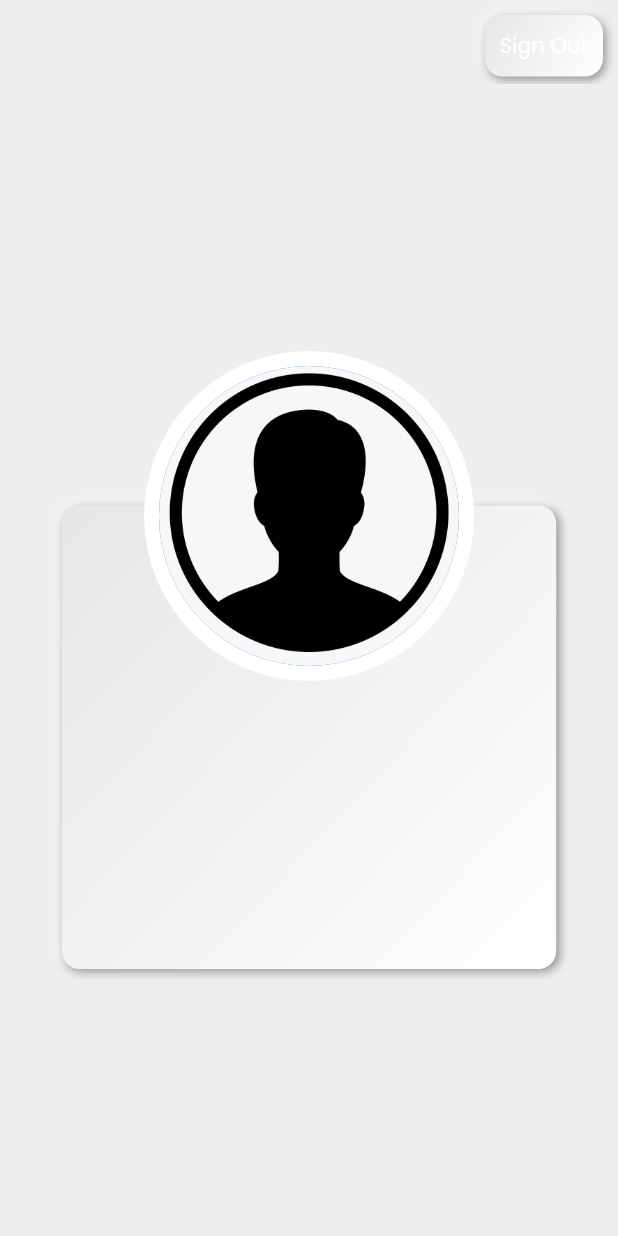
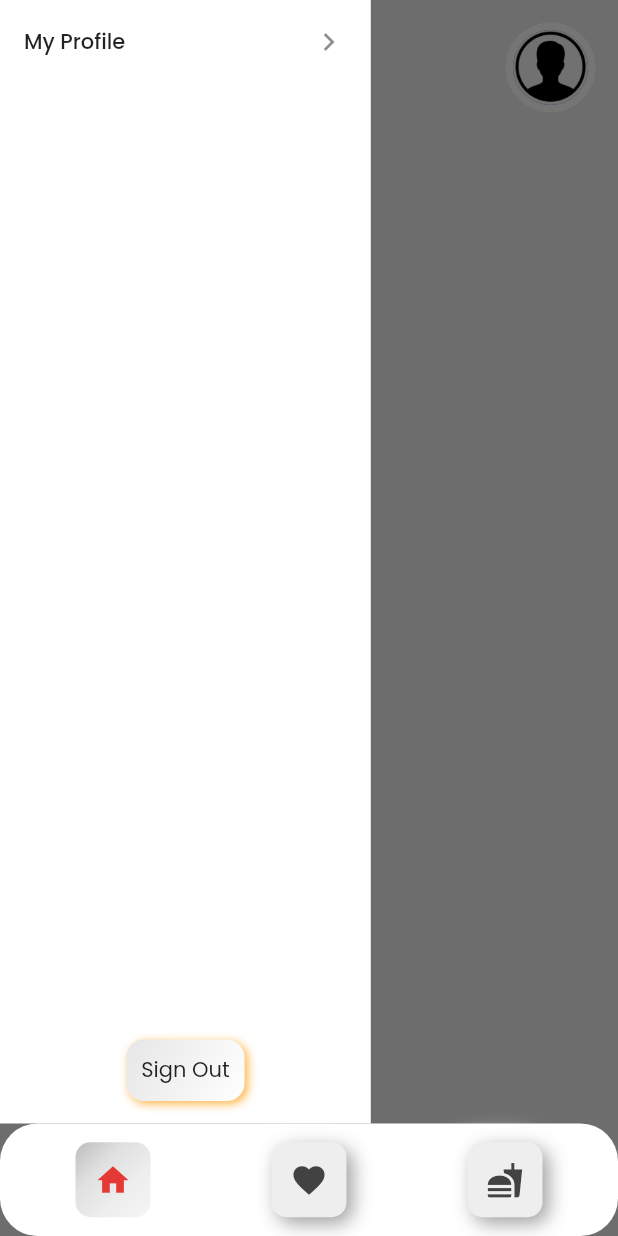
Before and after one commit to VatsalShah03/Unicode_Recipe_App, a Flutter app: the screen it shows once a user with an empty profile is signed in, with the side drawer open (before the commit the screen has no drawer), on a phone screen of 412 x 824 dp. Run offline on Flutter 3.47's test engine with Material 2 defaults, Android fonts, the phone set to English and light mode, and no system bars; drawn by our look-alikes of flutter_neumorphic; our stand-ins replace cloud_firestore, firebase_auth, firebase_core, google_fonts, google_sign_in; accounts and stored records are empty.

Commit message:
Added Navigation

```diff
--- /dev/null
+++ b/lib/Screens/cuisines_page.dart
@@ -0,0 +1,24 @@
+import 'package:flutter/material.dart';
+class CuisinesPage extends StatefulWidget {
+  const CuisinesPage({Key? key}) : super(key: key);
+
+  @override
+  State<CuisinesPage> createState() => _CuisinesPageState();
+}
+
+class _CuisinesPageState extends State<CuisinesPage> {
+  @override
+  Widget build(BuildContext context) {
+    return Scaffold(
+      backgroundColor: Colors.grey[200],
+      body:SafeArea(child: Column(
+        children: [
+          Padding(
+            padding: const EdgeInsets.all(15.0),
+            child: Text("Cuisines", style: TextStyle(fontSize: 35, fontWeight: FontWeight.w700),),
+          ),
+        ],
+      )),
+    );
+  }
+}
--- /dev/null
+++ b/lib/Screens/example.dart
@@ -0,0 +1,113 @@
+import 'package:flutter/material.dart';
+import 'package:unicode_lp/Screens/cuisines_page.dart';
+import 'package:unicode_lp/Screens/fav_page.dart';
+import 'package:unicode_lp/Screens/home_page.dart';
+
+class NeumorphicBottomNavigation extends StatefulWidget {
+  @override
+  _NeumorphicBottomNavigationState createState() =>
+      _NeumorphicBottomNavigationState();
+}
+
+class _NeumorphicBottomNavigationState
+    extends State<NeumorphicBottomNavigation> {
+  int selectedIndex = 0;
+
+  List<Widget> _navigationScreens = [
+    HomePage(),
+    FavPage(),
+    CuisinesPage(),
+  ];
+
+  List<NavigationItem> items = [
+    NavigationItem(
+      icon: Icon(Icons.home),
+    ),
+    NavigationItem(
+      icon: Icon(Icons.favorite),
+    ),
+    NavigationItem(
+      icon: Icon(Icons.fastfood),
+    ),
+  ];
+
+  Widget _buildItem(NavigationItem item, bool isSelected) {
+    return Container(
+      height: 50.0,
+      width: 50.0,
+      decoration: BoxDecoration(
+        color: Colors.grey[200],
+        borderRadius: BorderRadius.circular(10.0),
+        boxShadow: isSelected
+            ? []
+            : [
+                BoxShadow(
+                  color: Colors.white,
+                  offset: Offset(-5.0, -5.0),
+                  blurRadius: 10.0,
+                  spreadRadius: 0.0,
+                ),
+                BoxShadow(
+                  color: Colors.grey,
+                  offset: Offset(4.0, 4.0),
+                  blurRadius: 10.0,
+                  spreadRadius: 0.0,
+                ),
+              ],
+        gradient: isSelected
+            ? LinearGradient(colors: [
+                // Color(0xFF9E9E9E),
+                Color(0xFFBDBDBD),
+                Color(0xFFE0E0E0),
+                Color(0xFFEEEEEE),
+                Color(0xFFF5F5F5),
+              ], begin: Alignment.topLeft, end: Alignment.bottomRight)
+            : null,
+      ),
+      child: IconTheme(
+        data: IconThemeData(
+          size: 25.0,
+          color: isSelected ? Colors.red[600] : Colors.grey[800],
+        ),
+        child: item.icon as Widget,
+      ),
+    );
+  }
+
+  @override
+  Widget build(BuildContext context) {
+    return Scaffold(
+
+      body: _navigationScreens.elementAt(selectedIndex),
+      extendBody: true,
+      bottomNavigationBar: Container(
+        width: MediaQuery.of(context).size.width,
+        height: 75.0,
+        //margin: EdgeInsets.all(15),
+        padding: EdgeInsets.symmetric(horizontal: 10.0),
+        decoration: BoxDecoration(
+            borderRadius: BorderRadius.circular(25), color: Colors.white),
+        child: Row(
+          mainAxisAlignment: MainAxisAlignment.spaceAround,
+          children: items.map((item) {
+            var itemIndex = items.indexOf(item);
+            return GestureDetector(
+              onTap: () {
+                setState(() {
+                  selectedIndex = itemIndex;
+                });
+              },
+              child: _buildItem(item, selectedIndex == itemIndex),
+            );
+          }).toList(),
+        ),
+      ),
+    );
+  }
+}
+
+class NavigationItem {
+  final Icon? icon;
+
+  NavigationItem({this.icon});
+}
--- /dev/null
+++ b/lib/Screens/fav_page.dart
@@ -0,0 +1,25 @@
+import 'package:flutter/material.dart';
+
+class FavPage extends StatefulWidget {
+  const FavPage({Key? key}) : super(key: key);
+
+  @override
+  State<FavPage> createState() => _FavPageState();
+}
+
+class _FavPageState extends State<FavPage> {
+  @override
+  Widget build(BuildContext context) {
+    return Scaffold(
+      backgroundColor: Colors.grey[200],
+      body: SafeArea(child: Column(
+        children: [
+          Padding(
+            padding: const EdgeInsets.all(15.0),
+            child: Text("Favourites", style: TextStyle(fontSize: 35, fontWeight: FontWeight.w700),),
+          ),
+        ],
+      )),
+    );
+  }
+}
--- a/lib/Screens/home_page.dart
+++ b/lib/Screens/home_page.dart
@@ -1,7 +1,10 @@
 import 'package:firebase_auth/firebase_auth.dart';
 import 'package:flutter/material.dart';
-import 'package:unicode_lp/Screens/login_page.dart';
+import 'package:provider/provider.dart';
 import 'package:unicode_lp/Screens/profile_page.dart';
+import 'package:unicode_lp/constants.dart';
+
+import '../State Mgmt/g_sign_in.dart';
 
 class HomePage extends StatefulWidget {
   const HomePage({Key? key}) : super(key: key);
@@ -11,26 +14,83 @@ class HomePage extends StatefulWidget {
 }
 
 class _HomePageState extends State<HomePage> {
+  User? user = FirebaseAuth.instance.currentUser;
   @override
   Widget build(BuildContext context) {
     return Scaffold(
-      body: StreamBuilder(
-          stream: FirebaseAuth.instance.authStateChanges(),
-          builder: (context, snapshot) {
-            if(snapshot.connectionState == ConnectionState.waiting){
-              return Center(child: CircularProgressIndicator(),);
-            }
-            else if(snapshot.hasData){
-              return ProfilePage(Name: "Name", email: "email");
-            }
-            else if(snapshot.hasError){
-              return Center(child: Text("An Error Ocurred! "),);
-            }
-            else{
-              return LoginPage();
-            }
-
-          }),
+      backgroundColor: Colors.grey[200],
+      drawer: MyDrawer(),
+      extendBody: true,
+      body: SafeArea(
+        child: Column(
+          mainAxisSize: MainAxisSize.max,
+          children: [
+            Row(
+              mainAxisAlignment: MainAxisAlignment.spaceBetween,
+              children: [
+                Builder(
+                  builder: (context) => GestureDetector(
+                    onTap: ()=> Scaffold.of(context).openDrawer(),
+                      child: NeuBox(
+                    child: Icon(Icons.menu),
+                    padding: EdgeInsets.all(15),
+                    margin: EdgeInsets.only(left: 15, top: 15),
+                  )),
+                ),
+                Padding(
+                  padding: const EdgeInsets.all(15.0),
+                  child: Stack(alignment: Alignment.center, children: [
+                    CircleAvatar(
+                      backgroundColor: Colors.white,
+                      radius: 30,
+                    ),
+                    CircleAvatar(
+                      backgroundImage: user?.photoURL == null
+                          ? AssetImage("Assets/person.png") as ImageProvider
+                          : NetworkImage(user!.photoURL!),
+                      radius: 25,
+                    )
+                  ]),
+                ),
+              ],
+            )
+          ],
+        ),
+      ),
     );
   }
 }
+
+class MyDrawer extends StatelessWidget {
+  const MyDrawer({Key? key}) : super(key: key);
+
+  @override
+
+
+  Widget build(BuildContext context) {
+    return SafeArea(
+      child: Container(
+        height: MediaQuery.of(context).size.height,
+        width: MediaQuery.of(context).size.width*0.6,
+        color: Colors.white,
+        child: Column(
+          mainAxisAlignment: MainAxisAlignment.spaceBetween,
+          children: [
+            ListTile(trailing: Icon(Icons.chevron_right),
+
+              onTap: (){
+              Navigator.push(context, MaterialPageRoute(builder: (context)=>ProfilePage()));
+            },title: Text("My Profile"),),
+            GestureDetector(
+                onTap: () {
+                  final provider =
+                  Provider.of<GoogleSignInProvider>(context, listen: false);
+                  provider.logout();
+                },
+                child: NeuBox(child: Text("Sign Out"), margin: EdgeInsets.only(bottom: 15),padding: EdgeInsets.all(10),))
+          ],
+        ),
+      ),
+    );
+  }
+}
--- /dev/null
+++ b/lib/Screens/main_page.dart
@@ -0,0 +1,38 @@
+import 'package:firebase_auth/firebase_auth.dart';
+import 'package:flutter/material.dart';
+import 'package:unicode_lp/Screens/login_page.dart';
+import 'package:unicode_lp/Screens/profile_page.dart';
+
+import 'example.dart';
+
+class HomePage extends StatefulWidget {
+  const HomePage({Key? key}) : super(key: key);
+
+  @override
+  State<HomePage> createState() => _HomePageState();
+}
+
+class _HomePageState extends State<HomePage> {
+  @override
+  Widget build(BuildContext context) {
+    return Scaffold(
+      body: StreamBuilder(
+          stream: FirebaseAuth.instance.authStateChanges(),
+          builder: (context, snapshot) {
+            if(snapshot.connectionState == ConnectionState.waiting){
+              return Center(child: CircularProgressIndicator(),);
+            }
+            else if(snapshot.hasData){
+              return NeumorphicBottomNavigation();
+            }
+            else if(snapshot.hasError){
+              return Center(child: Text("An Error Ocurred! "),);
+            }
+            else{
+              return LoginPage();
+            }
+
+          }),
+    );
+  }
+}
--- a/lib/Screens/profile_page.dart
+++ b/lib/Screens/profile_page.dart
@@ -2,15 +2,12 @@ import 'package:cloud_firestore/cloud_firestore.dart';
 import 'package:firebase_auth/firebase_auth.dart';
 import 'package:flutter/material.dart';
 import 'package:flutter_neumorphic/flutter_neumorphic.dart';
-import 'package:provider/provider.dart';
-import 'package:unicode_lp/Screens/login_page.dart';
-import 'package:unicode_lp/State%20Mgmt/g_sign_in.dart';
+
 import 'package:unicode_lp/constants.dart';
 
 class ProfilePage extends StatefulWidget {
-  final String Name;
-  final String email;
-  ProfilePage({Key? key, required this.Name, required this.email})
+
+  ProfilePage({Key? key})
       : super(key: key);
 
   @override
@@ -19,22 +16,25 @@ class ProfilePage extends StatefulWidget {
 
 class _ProfilePageState extends State<ProfilePage> {
   final user = FirebaseAuth.instance.currentUser!;
-  // final userCollection = FirebaseFirestore.instance.collection('Users');
-  //
-  // Future<List<String>> GetUserDetails() async {
-  //   DocumentSnapshot ds = await userCollection.doc(user.uid).get();
-  //   String fName = ds.get("First Name");
-  //   String lName = ds.get("Last Name");
-  //   print(fName);
-  //   return [fName, lName];
-  // }
-  //
-  // @override
-  // void initState() {
-  //   // TODO: implement initState
-  //   GetUserDetails();
-  //   super.initState();
-  // }
+  final userCollection = FirebaseFirestore.instance.collection('Users');
+  String? fName;
+  String? lName;
+
+
+  Future<List<String?>> GetUserDetails() async {
+    DocumentSnapshot ds = await userCollection.doc(user.uid).get();
+    fName = ds.get("First Name");
+    lName = ds.get("Last Name");
+    print(fName);
+    return [fName, lName];
+  }
+
+  @override
+  void initState() {
+    // TODO: implement initState
+    GetUserDetails();
+    super.initState();
+  }
 
   @override
   Widget build(BuildContext context) {
@@ -46,23 +46,15 @@ class _ProfilePageState extends State<ProfilePage> {
         backgroundColor: Colors.transparent,
         iconTheme: IconThemeData(color: Colors.black),
         elevation: 0,
-        actions: [
-          GestureDetector(
-            onTap: () {
-              final provider =
-                  Provider.of<GoogleSignInProvider>(context, listen: false);
-              provider.logout();
-            },
-            child: NeuBox(
-              child: Center(child: Text("Sign Out")),
-              padding: EdgeInsets.all(10),
-              margin: EdgeInsets.only(right: 10, top: 10, bottom: 5),
-            ),
-          )
-        ],
       ),
       backgroundColor: Colors.grey[200],
-      body: Center(
+      body: FutureBuilder(
+        future: GetUserDetails(),
+        builder:(context, snapshot){
+          if(snapshot.connectionState == ConnectionState.waiting){
+            return Center(child: CircularProgressIndicator(),);
+          }
+          return Center(
           child: Container(
             width: screenWidth * 0.8,
             height: screenHeight * 0.5,
@@ -76,16 +68,8 @@ class _ProfilePageState extends State<ProfilePage> {
                   ),
                   Expanded(
                       flex: 6,
-                    child: Neumorphic(
-                      style: NeumorphicStyle(
-                          shape: NeumorphicShape.concave,
-                          boxShape: NeumorphicBoxShape.roundRect(
-                              BorderRadius.circular(12)),
-                          depth: 4,
-                          lightSource: LightSource.topLeft,
-                          color: Colors.white),
-                      child: Container(),
-                    ))
+                      child: NeuBox(child: Container(),),
+                      ),
                 ],
               ),
               Center(
@@ -107,7 +91,7 @@ class _ProfilePageState extends State<ProfilePage> {
                       height: 30,
                     ),
                     Text(
-                    user.displayName == null ? "Name" : user.displayName!,
+                      user.displayName == null ? "${fName!} ${lName!}" : user.displayName!,
                       style: TextStyle(fontWeight: FontWeight.bold, fontSize: 30),
                     ),
                     Text(
@@ -119,6 +103,8 @@ class _ProfilePageState extends State<ProfilePage> {
               ),
             ]),
           ),
+        );
+  }
       ),
     );
   }
--- a/lib/constants.dart
+++ b/lib/constants.dart
@@ -13,6 +13,9 @@ class NeuBox extends StatelessWidget {
       padding: padding ?? EdgeInsets.zero,
       margin: margin ?? EdgeInsets.zero,
       style: NeumorphicStyle(
+        //shadowLightColor: Colors.orange,
+          shadowDarkColor: Colors.orange,
+          // shadowDarkColorEmboss: Colors.orange,
           shape: NeumorphicShape.concave,
           boxShape:
           NeumorphicBoxShape.roundRect(BorderRadius.circular(12)),
--- a/lib/main.dart
+++ b/lib/main.dart
@@ -3,7 +3,7 @@ import 'package:flutter/material.dart';
 import 'package:flutter_neumorphic/flutter_neumorphic.dart';
 import 'package:google_fonts/google_fonts.dart';
 import 'package:provider/provider.dart';
-import 'package:unicode_lp/Screens/home_page.dart';
+import 'package:unicode_lp/Screens/main_page.dart';
 import 'package:unicode_lp/Screens/login_page.dart';
 import 'package:unicode_lp/State%20Mgmt/g_sign_in.dart';
 
```
Lines whose indentation alone changed are shown as unchanged.
